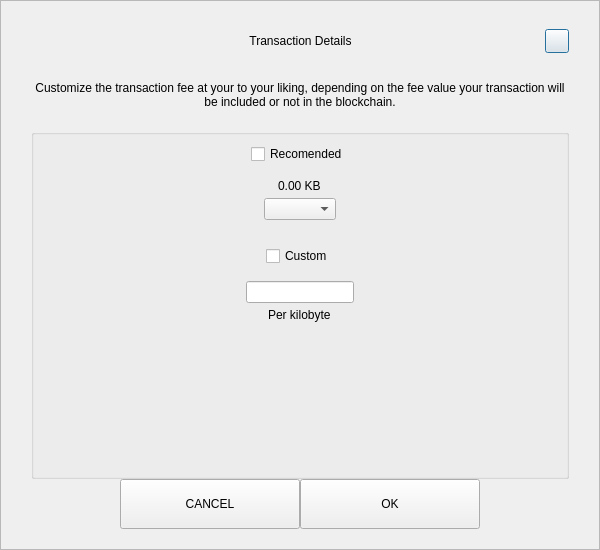
First picture: the form in src/qt/castle/forms/sendcustomfeedialog.ui, repository growaleaf/CastleMN, before the edit.
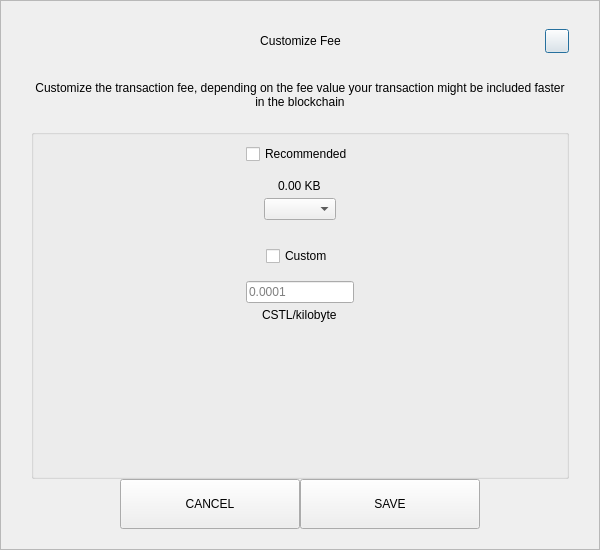
Second picture: the form after the edit.

What changed in the file:
```diff
--- a/src/qt/castle/forms/sendcustomfeedialog.ui
+++ b/src/qt/castle/forms/sendcustomfeedialog.ui
@@ -92,7 +92,7 @@
            <string notr="true">padding-left:24px;</string>
           </property>
           <property name="text">
-           <string>Transaction Details</string>
+           <string>Customize Fee</string>
           </property>
           <property name="alignment">
            <set>Qt::AlignCenter</set>
@@ -155,7 +155,7 @@
       <item>
        <widget class="QLabel" name="labelMessage">
         <property name="text">
-         <string>Customize the transaction fee at your to your liking, depending on the fee value your transaction will be included or not in the blockchain.</string>
+         <string>Customize the transaction fee, depending on the fee value your transaction might be included faster in the blockchain</string>
         </property>
         <property name="alignment">
          <set>Qt::AlignCenter</set>
@@ -201,7 +201,7 @@
            <item alignment="Qt::AlignHCenter">
             <widget class="QCheckBox" name="checkBoxRecommended">
              <property name="text">
-              <string>Recomended</string>
+              <string>Recommended</string>
              </property>
             </widget>
            </item>
@@ -278,12 +278,16 @@
             </spacer>
            </item>
            <item alignment="Qt::AlignHCenter">
-            <widget class="QLineEdit" name="lineEditCustomFee"/>
+            <widget class="QLineEdit" name="lineEditCustomFee">
+             <property name="placeholderText">
+              <string notr="true">0.0001</string>
+             </property>
+            </widget>
            </item>
            <item alignment="Qt::AlignHCenter">
             <widget class="QLabel" name="labelCustomFee">
              <property name="text">
-              <string>Per kilobyte</string>
+              <string>CSTL/kilobyte</string>
              </property>
             </widget>
            </item>
@@ -348,7 +352,7 @@
            <enum>Qt::NoFocus</enum>
           </property>
           <property name="text">
-           <string>OK</string>
+           <string>SAVE</string>
           </property>
          </widget>
         </item>
```
